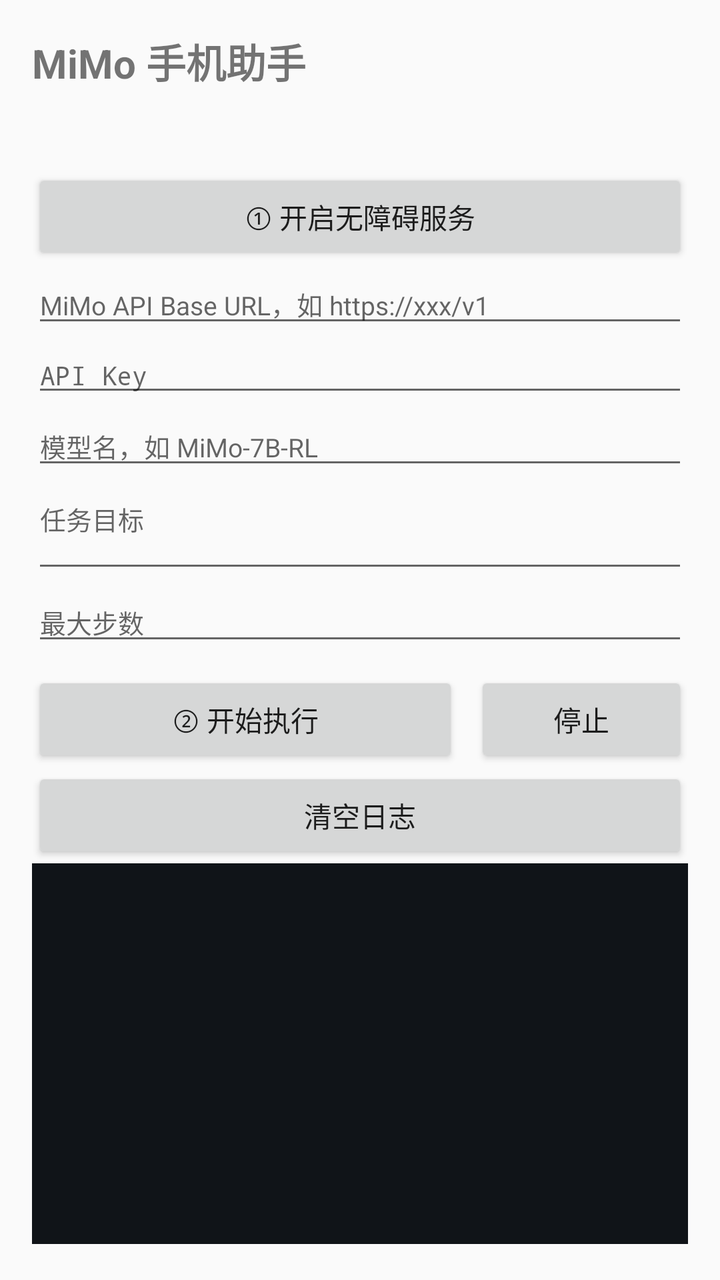
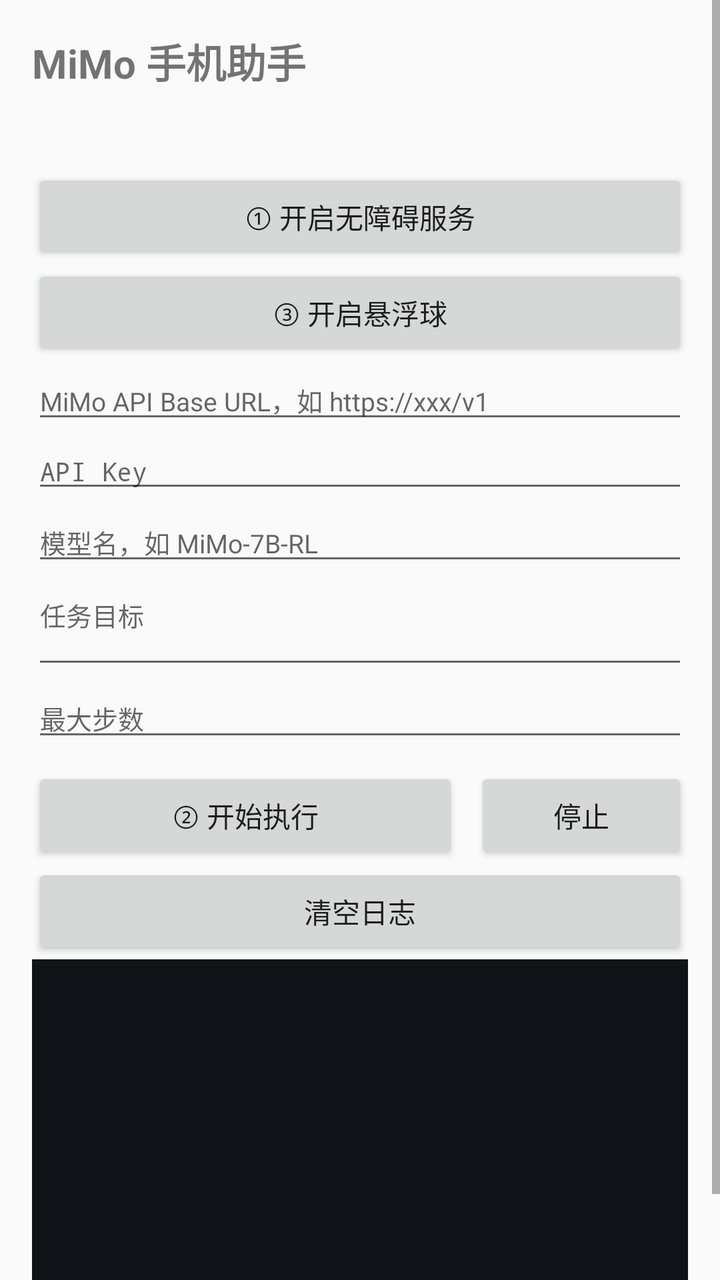

Before-and-after screenshots of an Android layout around one commit, followed by the original layout XML and the change that was made.
<!-- AndroidManifest.xml: application theme android:Theme.Material.Light.DarkActionBar -->
<!-- res/layout/activity_main.xml -->
<?xml version="1.0" encoding="utf-8"?>
<ScrollView xmlns:android="http://schemas.android.com/apk/res/android"
    android:layout_width="match_parent"
    android:layout_height="match_parent"
    android:fillViewport="true">

    <LinearLayout
        android:layout_width="match_parent"
        android:layout_height="wrap_content"
        android:orientation="vertical"
        android:padding="16dp">

        <TextView
            android:layout_width="wrap_content"
            android:layout_height="wrap_content"
            android:text="MiMo 手机助手"
            android:textSize="20sp"
            android:textStyle="bold"
            android:paddingBottom="12dp" />

        <TextView
            android:id="@+id/tvStatus"
            android:layout_width="match_parent"
            android:layout_height="wrap_content"
            android:textColor="#D32F2F"
            android:paddingBottom="8dp" />

        <Button
            android:id="@+id/btnAccessibility"
            android:layout_width="match_parent"
            android:layout_height="wrap_content"
            android:text="① 开启无障碍服务" />

        <EditText
            android:id="@+id/etBaseUrl"
            android:layout_width="match_parent"
            android:layout_height="wrap_content"
            android:hint="MiMo API Base URL，如 https://xxx/v1"
            android:inputType="textUri"
            android:textSize="13sp" />

        <EditText
            android:id="@+id/etApiKey"
            android:layout_width="match_parent"
            android:layout_height="wrap_content"
            android:hint="API Key"
            android:inputType="textPassword"
            android:textSize="13sp" />

        <EditText
            android:id="@+id/etModel"
            android:layout_width="match_parent"
            android:layout_height="wrap_content"
            android:hint="模型名，如 MiMo-7B-RL"
            android:inputType="text"
            android:textSize="13sp" />

        <EditText
            android:id="@+id/etGoal"
            android:layout_width="match_parent"
            android:layout_height="wrap_content"
            android:hint="任务目标"
            android:inputType="textMultiLine"
            android:minLines="2"
            android:gravity="top"
            android:textSize="13sp" />

        <EditText
            android:id="@+id/etSteps"
            android:layout_width="match_parent"
            android:layout_height="wrap_content"
            android:hint="最大步数"
            android:inputType="number"
            android:textSize="13sp" />

        <LinearLayout
            android:layout_width="match_parent"
            android:layout_height="wrap_content"
            android:orientation="horizontal"
            android:paddingTop="8dp">

            <Button
                android:id="@+id/btnStart"
                android:layout_width="0dp"
                android:layout_height="wrap_content"
                android:layout_weight="2"
                android:text="② 开始执行" />

            <Button
                android:id="@+id/btnStop"
                android:layout_width="0dp"
                android:layout_height="wrap_content"
                android:layout_weight="1"
                android:layout_marginStart="8dp"
                android:text="停止" />
        </LinearLayout>

        <Button
            android:id="@+id/btnClear"
            android:layout_width="match_parent"
            android:layout_height="wrap_content"
            android:text="清空日志" />

        <TextView
            android:id="@+id/tvLog"
            android:layout_width="match_parent"
            android:layout_height="wrap_content"
            android:background="@color/log_bg"
            android:textColor="@color/log_fg"
            android:fontFamily="monospace"
            android:textSize="12sp"
            android:padding="10dp"
            android:minLines="12"
            android:textIsSelectable="true" />

    </LinearLayout>
</ScrollView>
<!-- resources referenced by this layout -->
<resources>
  <color name="log_bg">#FF101418</color>
  <color name="log_fg">#FFB9F6CA</color>
</resources>

<!-- the commit's change to res/layout/activity_main.xml (unified diff, before → after) -->
@@ -30,6 +30,12 @@
             android:layout_width="match_parent"
             android:layout_height="wrap_content"
             android:text="① 开启无障碍服务" />
+
+        <Button
+            android:id="@+id/btnOverlay"
+            android:layout_width="match_parent"
+            android:layout_height="wrap_content"
+            android:text="③ 开启悬浮球" />
 
         <EditText
             android:id="@+id/etBaseUrl"
